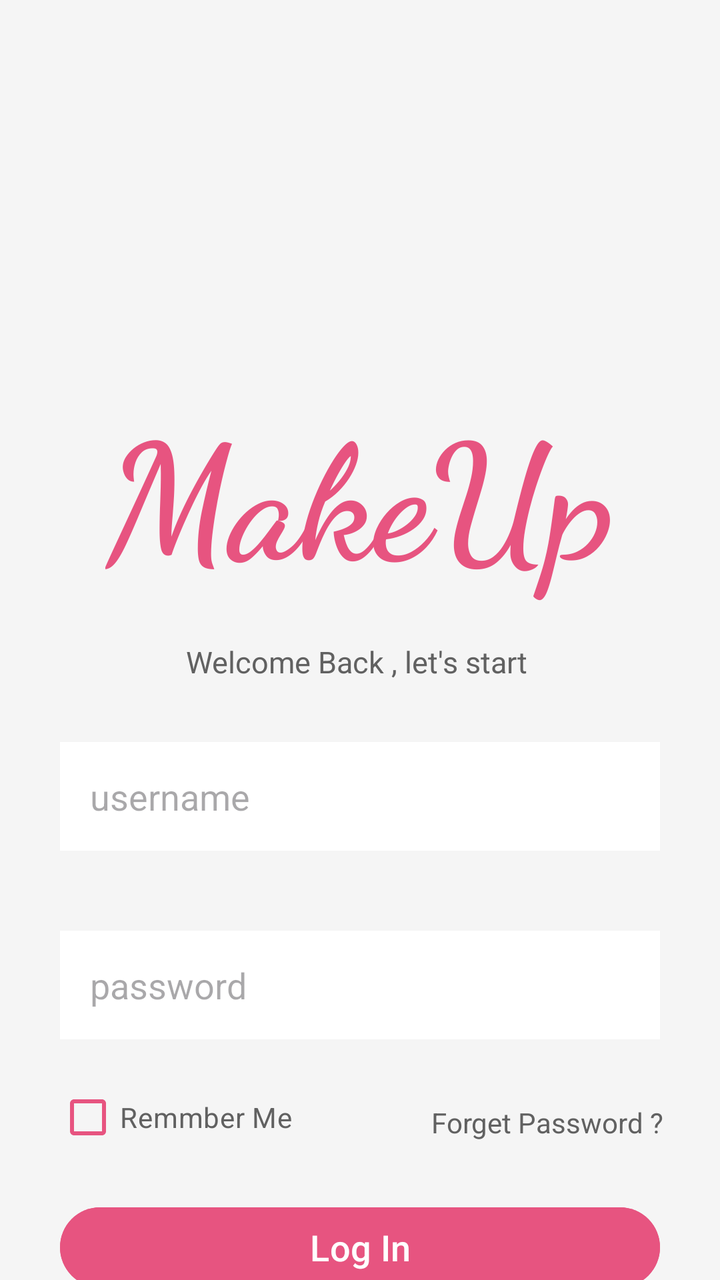
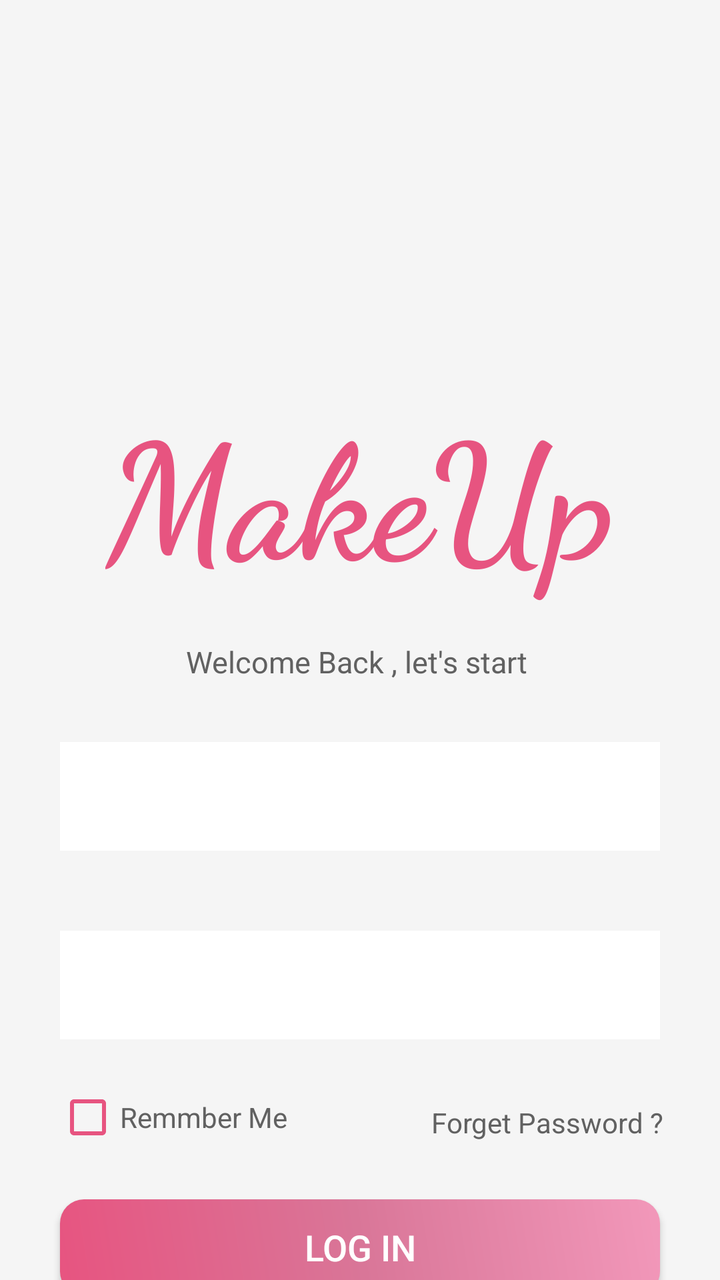

Before-and-after screenshots of an Android layout around one commit, followed by the original layout XML and the change that was made.
<!-- AndroidManifest.xml: application theme Theme.MakeupProject -->
<!-- res/layout/activity_login.xml -->
<?xml version="1.0" encoding="utf-8"?>
<androidx.constraintlayout.widget.ConstraintLayout xmlns:android="http://schemas.android.com/apk/res/android"
    xmlns:app="http://schemas.android.com/apk/res-auto"
    xmlns:tools="http://schemas.android.com/tools"
    android:id="@+id/main"
    android:layout_width="match_parent"
    android:layout_height="match_parent"
    android:background="@color/gray_light"
    tools:context=".Login">

    <TextView
        android:id="@+id/textView"
        android:layout_width="wrap_content"
        android:layout_height="wrap_content"
        android:layout_marginTop="190dp"
        android:fontFamily="cursive"
        android:text="MakeUp"
        android:textColor="@color/pink"
        android:textSize="80sp"
        android:textStyle="bold"
        app:layout_constraintEnd_toEndOf="parent"
        app:layout_constraintStart_toStartOf="parent"
        app:layout_constraintTop_toTopOf="parent" />

    <TextView
        android:id="@+id/textView4"
        android:layout_width="wrap_content"
        android:layout_height="wrap_content"
        android:layout_marginTop="20dp"
        android:text="Welcome Back , let's start "
        android:textColor="@color/gray_dark"
        android:textSize="15sp"
        app:layout_constraintEnd_toEndOf="parent"
        app:layout_constraintStart_toStartOf="parent"
        app:layout_constraintTop_toBottomOf="@+id/textView" />

    <EditText
        android:id="@+id/button"
        android:layout_width="match_parent"
        android:layout_height="wrap_content"
        android:layout_marginLeft="30dp"
        android:layout_marginTop="30dp"
        android:layout_marginRight="30dp"
        android:background="@color/white"
        android:hint="username"
        android:inputType="text"
        android:padding="15dp"
        android:textColor="@color/gray"
        android:textSize="18dp"
        app:layout_constraintEnd_toEndOf="parent"
        app:layout_constraintStart_toStartOf="parent"
        app:layout_constraintTop_toBottomOf="@+id/textView4" />

    <EditText
        android:id="@+id/button2"
        android:layout_width="match_parent"
        android:layout_height="wrap_content"
        android:layout_marginTop="40dp"
        android:layout_marginRight="30dp"
        android:layout_marginLeft="30dp"
        android:background="@color/white"
        android:hint="password"
        android:textColor="@color/gray"
        android:padding="15dp"
        android:textSize="18sp"
        android:inputType="textPassword"
        app:layout_constraintEnd_toEndOf="parent"
        app:layout_constraintStart_toStartOf="parent"
        app:layout_constraintTop_toBottomOf="@+id/button" />

    <CheckBox
        android:id="@+id/ra_Yes"
        android:layout_width="wrap_content"
        android:layout_height="48dp"
        android:layout_marginStart="28dp"
        android:layout_marginTop="15dp"
        android:buttonTint="@color/pink"
        android:text="Remmber Me"
        android:textColor="@color/gray_dark"
        app:layout_constraintStart_toStartOf="parent"
        app:layout_constraintTop_toBottomOf="@+id/button2" />

    <TextView
        android:layout_width="wrap_content"
        android:layout_height="wrap_content"
        android:layout_marginTop="32dp"
        android:text="Forget Password ? "
        android:textColor="@color/gray_dark"
        android:textSize="14sp"
        app:layout_constraintEnd_toEndOf="parent"
        app:layout_constraintHorizontal_bias="0.896"
        app:layout_constraintStart_toStartOf="parent"
        app:layout_constraintTop_toBottomOf="@+id/button2" />

    <Button
        android:id="@+id/button3"
        android:layout_width="match_parent"
        android:layout_height="wrap_content"
        android:layout_marginTop="80dp"
        android:layout_marginRight="30dp"
        android:layout_marginLeft="30dp"
        android:backgroundTint="@color/pink"
        android:text="Log In"
        android:textColor="@color/white"
        android:textSize="18dp"
        app:layout_constraintEnd_toEndOf="parent"
        app:layout_constraintHorizontal_bias="0.495"
        app:layout_constraintStart_toStartOf="parent"
        app:layout_constraintTop_toBottomOf="@+id/button2" />

    <TextView
        android:id="@+id/textView2"
        android:layout_width="wrap_content"
        android:layout_height="wrap_content"
        android:layout_marginStart="92dp"
        android:layout_marginTop="28dp"
        android:text="Don't have an account ?"
        android:textColor="@color/gray_dark"
        android:textSize="16sp"
        app:layout_constraintStart_toStartOf="parent"
        app:layout_constraintTop_toBottomOf="@+id/button3" />

    <TextView
        android:id="@+id/textLogin"
        android:layout_width="wrap_content"
        android:layout_height="wrap_content"
        android:layout_marginTop="28dp"
        android:text="Sign Up"
        android:textColor="@color/pink3"
        android:textSize="16sp"
        android:textStyle="bold"
        app:layout_constraintEnd_toEndOf="parent"
        app:layout_constraintHorizontal_bias="0.081"
        app:layout_constraintStart_toEndOf="@+id/textView2"
        app:layout_constraintTop_toBottomOf="@+id/button3" />

</androidx.constraintlayout.widget.ConstraintLayout>
<!-- resources referenced by this layout -->
<resources>
  <color name="gray">#9E9E9E</color>
  <color name="gray_dark">#616161</color>
  <color name="gray_light">#F5F5F5</color>
  <color name="pink">#E75480</color>
  <color name="pink3">#D97698</color>
  <color name="white">#FFFFFFFF</color>
  <style name="Theme.MakeupProject" parent="Base.Theme.MakeupProject" />
  <style name="Base.Theme.MakeupProject" parent="Theme.Material3.DayNight.NoActionBar">
          
          
      </style>
</resources>

<!-- the commit's change to res/layout/activity_login.xml (unified diff, before → after) -->
@@ -99,7 +99,7 @@
         android:layout_marginTop="80dp"
         android:layout_marginRight="30dp"
         android:layout_marginLeft="30dp"
-        android:backgroundTint="@color/pink"
+        android:background="@drawable/button"
         android:text="Log In"
         android:textColor="@color/white"
         android:textSize="18dp"
<!-- resource entries referenced after the edit -->
@@ -6,8 +6,18 @@
   <color name="pink">#E75480</color>
   <color name="pink3">#D97698</color>
   <color name="white">#FFFFFFFF</color>
+  <!-- drawable button (drawable) -->
+  <?xml version="1.0" encoding="utf-8"?>
+  <shape xmlns:android="http://schemas.android.com/apk/res/android" >
+      <gradient
+          android:startColor="@color/pink"
+          android:centerColor="@color/pink3"
+          android:endColor="#F298BA"
+          android:angle="45" />
+      <corners android:radius="12dp" />
+  </shape>
   <style name="Theme.MakeupProject" parent="Base.Theme.MakeupProject" />
-  <style name="Base.Theme.MakeupProject" parent="Theme.Material3.DayNight.NoActionBar">
+  <style name="Base.Theme.MakeupProject" parent="Theme.AppCompat.NoActionBar">
           
           
       </style>
